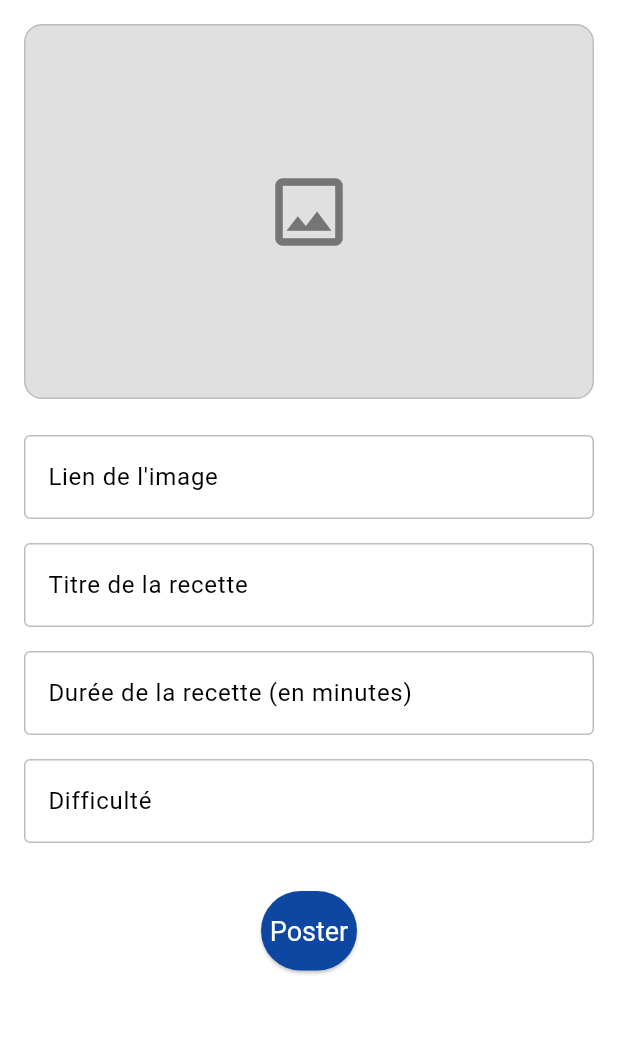
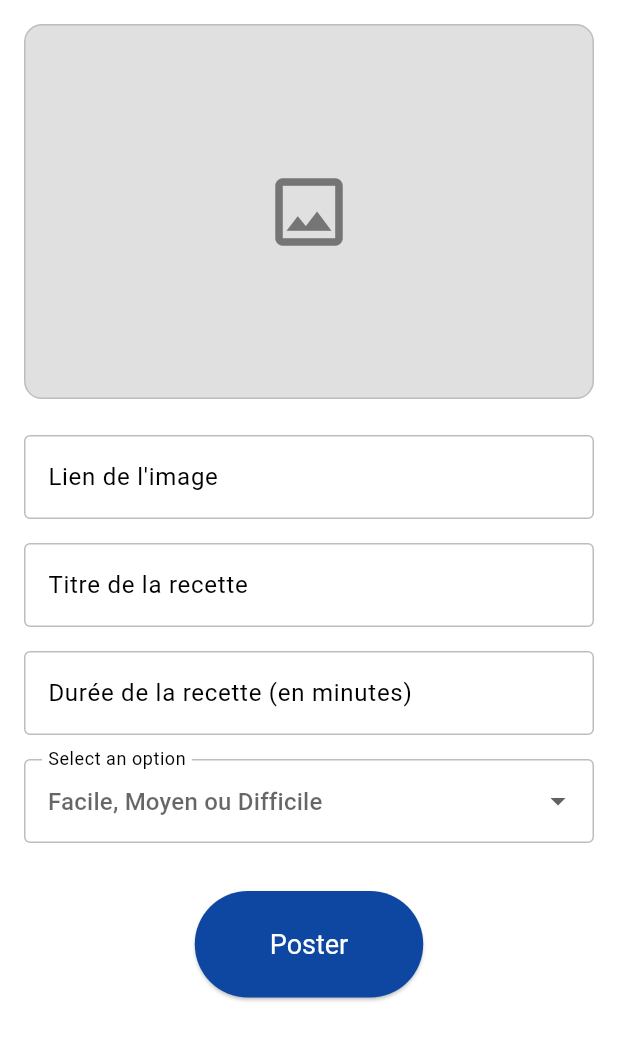
Before and after one commit to B-Ethan07/flash_recipe, a Flutter app: the AddPostPage screen opened directly, on a phone screen of 412 x 824 dp, the part 90-1151 px from its top. Run offline on Flutter 3.47's test engine with Material 3 defaults, Android fonts, the phone set to English and light mode, and no system bars; our stand-ins replace google_nav_bar; network calls fail.

```diff
--- a/lib/screens/add_post_page.dart
+++ b/lib/screens/add_post_page.dart
@@ -13,17 +13,16 @@ class _AddPostPageState extends State<AddPostPage> {
   final _formKey = GlobalKey<FormState>();
   String? _imageUrl;
   bool _isLoading = false;
+  String? _selectedValue;
 
   final _titleController = TextEditingController();
   final _durationController = TextEditingController();
-  final _difficultyController = TextEditingController();
   final _imageUrlController = TextEditingController();
 
   @override
   void dispose() {
     _titleController.dispose();
     _durationController.dispose();
-    _difficultyController.dispose();
     _imageUrlController.dispose();
     super.dispose();
   }
@@ -102,7 +101,6 @@ class _AddPostPageState extends State<AddPostPage> {
                   ),
                   const SizedBox(height: 24),
 
-                  // Lien de l'image
                   TextFormField(
                     controller: _imageUrlController,
                     enabled: !_isLoading,
@@ -132,7 +130,6 @@ class _AddPostPageState extends State<AddPostPage> {
                   ),
                   const SizedBox(height: 16),
 
-                  // Titre de la recette
                   TextFormField(
                     controller: _titleController,
                     enabled: !_isLoading,
@@ -147,15 +144,11 @@ class _AddPostPageState extends State<AddPostPage> {
                       if (value.trim().length < 3) {
                         return "Le titre doit contenir au moins 3 caractères";
                       }
-                      if (value.trim().length > 100) {
-                        return "Le titre est trop long (max 100 caractères)";
-                      }
                       return null;
                     },
                   ),
                   const SizedBox(height: 16),
 
-                  // Durée de la recette
                   TextFormField(
                     controller: _durationController,
                     enabled: !_isLoading,
@@ -176,33 +169,35 @@ class _AddPostPageState extends State<AddPostPage> {
                       if (duration <= 0) {
                         return "La durée doit être supérieure à 0";
                       }
-                      if (duration > 500) {
-                        return "La durée semble trop longue (max 500 min)";
-                      }
                       return null;
                     },
                   ),
                   const SizedBox(height: 16),
 
-                  // Difficulté
-                  TextFormField(
-                    controller: _difficultyController,
-                    enabled: !_isLoading,
+                  DropdownButtonFormField<String>(
                     decoration: const InputDecoration(
-                      labelText: 'Difficulté',
+                      labelText: 'Select an option',
                       border: OutlineInputBorder(),
                       hintText: 'Facile, Moyen ou Difficile',
                     ),
-                    validator: (value) {
-                      if (value == null || value.trim().isEmpty) {
-                        return "La difficulté est obligatoire";
-                      }
-                      final validDifficulties = ['facile', 'moyen', 'difficile'];
-                      if (!validDifficulties.contains(value.trim().toLowerCase())) {
-                        return "Doit être: Facile, Moyen ou Difficile";
-                      }
-                      return null;
-                    },
+                      initialValue: _selectedValue,
+                      items: ['Facile', 'Moyen', 'Difficile']
+                          .map((option) => DropdownMenuItem(
+                        value: option,
+                        child: Text(option),
+                      ))
+                          .toList(),
+                      onChanged: (value) {
+                        setState(() {
+                          _selectedValue = value;
+                        });
+                      },
+                      validator: (value) {
+                        if (value == null) {
+                          return 'Please select an option';
+                        }
+                        return null;
+                      },
                   ),
                   const SizedBox(height: 32),
 
@@ -210,7 +205,7 @@ class _AddPostPageState extends State<AddPostPage> {
                   ElevatedButton(
                     onPressed: _isLoading ? null : _submitForm,
                     style: ElevatedButton.styleFrom(
-                      padding: const EdgeInsets.symmetric(vertical: 16),
+                      padding: const EdgeInsets.symmetric(vertical: 25, horizontal: 50),
                       textStyle: const TextStyle(fontSize: 18),
                     ),
                     child: _isLoading
--- a/lib/screens/home_page.dart
+++ b/lib/screens/home_page.dart
@@ -1,4 +1,3 @@
-import 'package:flash_recipe/screens/main_screen.dart';
 import 'package:flash_recipe/widgets/custom_appbar.dart';
 import 'package:flash_recipe/widgets/new_post_home.dart';
 import 'package:flutter/material.dart';
```
Also changed, not shown: lib/widgets/new_post_home.dart (+50 -68 lines).
